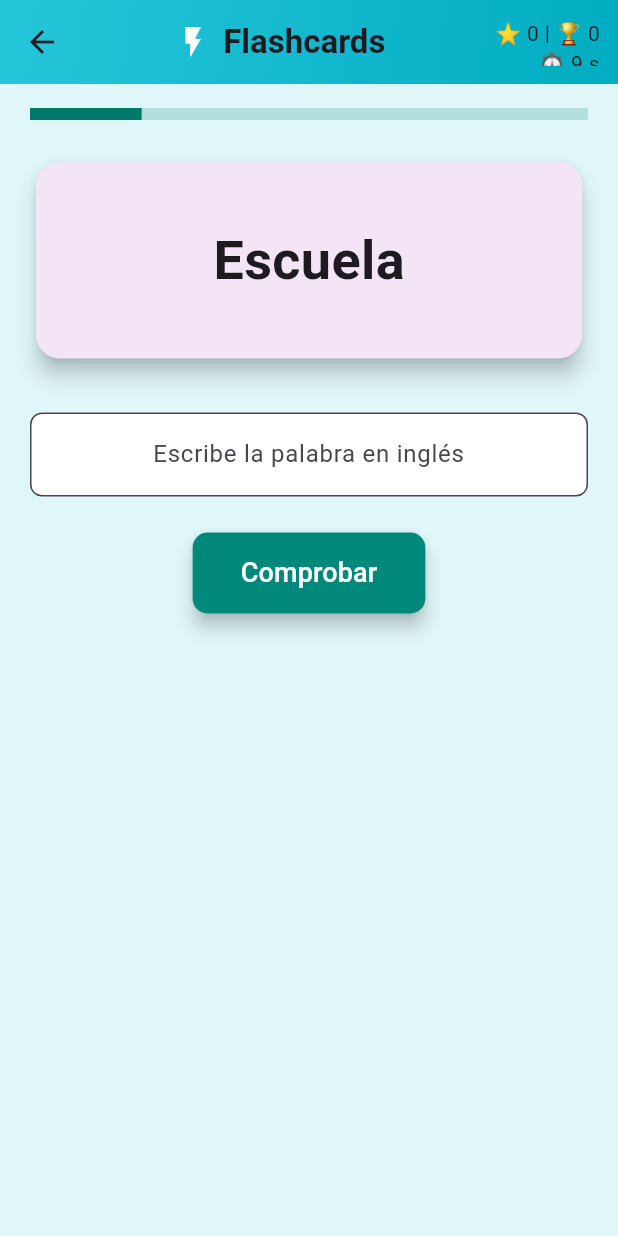
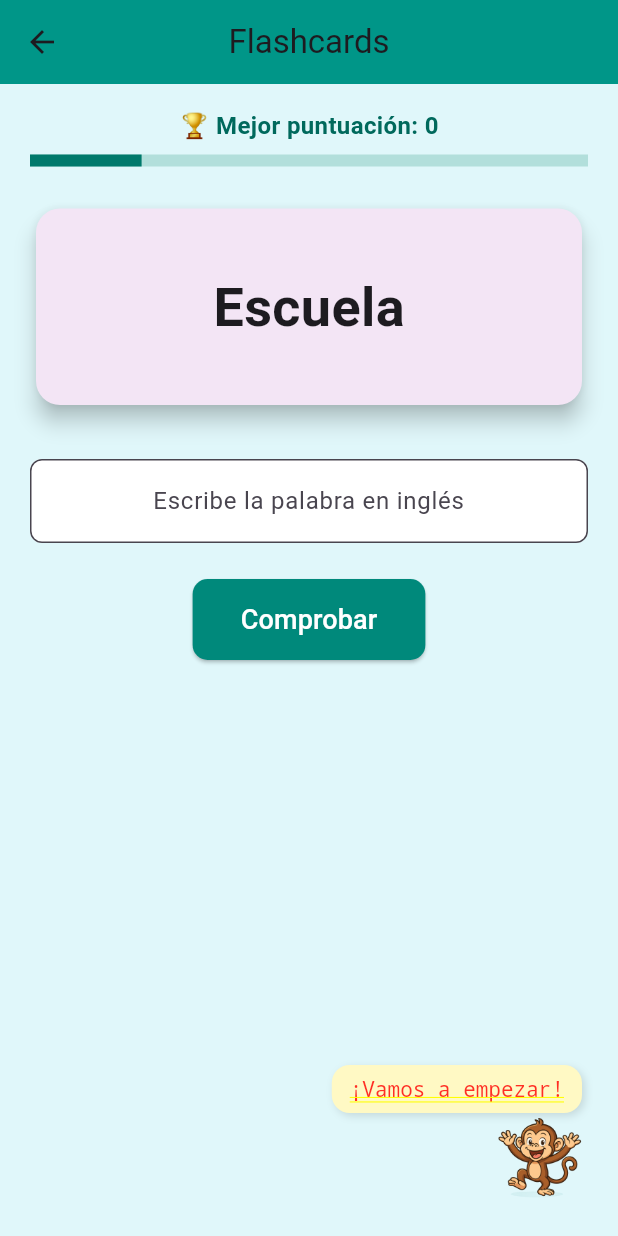
Before and after one commit to gemaGs-max/PalabraManiaFlutter, a Flutter app: the screen it shows once a user with an empty profile is signed in, after a tap on "Flashcards", on a phone screen of 412 x 824 dp. Run offline on Flutter 3.47's test engine with Material 3 defaults, Android fonts, the light colour scheme and no system bars; our stand-ins replace audioplayers, cloud_firestore, confetti, firebase_auth, firebase_core, share_plus and 1 more; missing offline and left inert: translator; accounts and stored records are empty.

Commit message:
🧠 Añadido minijuego Reto del Mono, mejoras visuales y personaje animado

```diff
--- a/lib/flashcards.dart
+++ b/lib/flashcards.dart
@@ -1,9 +1,11 @@
+// flashcards.dart (actualizado con el mono interactivo)
 import 'dart:async';
 import 'package:flutter/material.dart';
 import 'package:palabramania/services/firestore_service.dart';
 import 'package:confetti/confetti.dart';
 import 'package:firebase_auth/firebase_auth.dart';
 import 'package:audioplayers/audioplayers.dart';
+import 'widgets/personaje_habla.dart';
 
 class FlashcardsPage extends StatefulWidget {
   @override
@@ -27,6 +29,7 @@
   bool _mostrarFeedback = false;
   bool _bloquear = false;
   String _feedback = '';
+  String _mensajeMono = "\u00a1Vamos a empezar!";
   Timer? _timer;
   late ConfettiController _confettiController;
   final TextEditingController _respuestaController = TextEditingController();
@@ -61,6 +64,7 @@
     _puntos = 0;
     _mostrarFeedback = false;
     _bloquear = false;
+    _mensajeMono = "\u00a1Vamos a empezar!";
     _respuestaController.clear();
     _iniciarTemporizador();
   }
@@ -85,6 +89,7 @@
       _feedback = '⏰ Tiempo agotado. Era: $correcta';
       _mostrarFeedback = true;
       _bloquear = true;
+      _mensajeMono = "\u00a1Oh no! Se acab\u00f3 el tiempo.";
     });
     Future.delayed(Duration(seconds: 2), _pasarSiguiente);
   }
@@ -97,9 +102,11 @@
     setState(() {
       if (respuesta == correcta) {
         _puntos++;
-        _feedback = '🎉 ¡Correcto!';
+        _feedback = '🎉 \u00a1Correcto!';
+        _mensajeMono = "\u00a1Genial! \u00a1Sigue as\u00ed!";
       } else {
         _feedback = '❌ Era: ${_flashcards[_currentIndex]['back']}';
+        _mensajeMono = "\u00a1Ups! Intenta con la siguiente.";
       }
       _mostrarFeedback = true;
       _bloquear = true;
@@ -111,15 +118,7 @@
     if (_currentIndex + 1 >= _flashcards.length) {
       guardarPuntuacion('flashcards', _puntos);
       _confettiController.play();
-
-      if (_puntos == 3) {
-        _mostrarMensajeLogro('🥉 ¡Buen comienzo!');
-      } else if (_puntos == 5) {
-        _mostrarMensajeLogro('🥈 ¡Sigue así!');
-      } else if (_puntos == 10) {
-        _mostrarMensajeLogro('🥇 ¡Eres una máquina!');
-      }
-
+      _mensajeMono = "\u00a1Has terminado! \u00bfRepetimos?";
       _mostrarDialogoFinal();
       return;
     }
@@ -132,16 +131,6 @@
     _iniciarTemporizador();
   }
 
-  void _mostrarMensajeLogro(String texto) {
-    ScaffoldMessenger.of(context).showSnackBar(
-      SnackBar(
-        content: Text(texto),
-        backgroundColor: Colors.teal,
-        duration: Duration(seconds: 2),
-      ),
-    );
-  }
-
   void _mostrarDialogoFinal() {
     _timer?.cancel();
     showDialog(
@@ -149,20 +138,20 @@
       barrierDismissible: false,
       builder:
           (context) => AlertDialog(
-            title: Text('✅ Juego completado'),
+            title: const Text('✅ Juego completado'),
             content: Text(
-              'Has conseguido $_puntos puntos.\n¿Quieres reintentar?',
+              'Has conseguido $_puntos puntos.\nTu mejor puntuaci\u00f3n: $_mejorPuntuacion\n\u00bfQuieres reintentar?',
             ),
             actions: [
               TextButton(
-                child: Text('Salir'),
+                child: const Text('Salir'),
                 onPressed:
                     () => Navigator.of(
                       context,
                     ).popUntil((route) => route.isFirst),
               ),
               ElevatedButton(
-                child: Text('Reintentar'),
+                child: const Text('Reintentar'),
                 onPressed: () {
                   Navigator.of(context).pop();
                   setState(() {
@@ -190,51 +179,25 @@
     return Stack(
       children: [
         Scaffold(
-          backgroundColor: Color(0xFFE0F7FA),
-          appBar: PreferredSize(
-            preferredSize: Size.fromHeight(kToolbarHeight),
-            child: Container(
-              decoration: const BoxDecoration(
-                gradient: LinearGradient(
-                  colors: [Color(0xFF26C6DA), Color(0xFF00ACC1)],
-                  begin: Alignment.topLeft,
-                  end: Alignment.bottomRight,
-                ),
-              ),
-              child: AppBar(
-                title: Row(
-                  mainAxisAlignment: MainAxisAlignment.center,
-                  children: [
-                    Icon(Icons.flash_on, color: Colors.white),
-                    SizedBox(width: 8),
-                    Text(
-                      'Flashcards',
-                      style: TextStyle(fontWeight: FontWeight.bold),
-                    ),
-                  ],
-                ),
-                backgroundColor: Colors.transparent,
-                elevation: 0,
-                centerTitle: true,
-                actions: [
-                  Padding(
-                    padding: const EdgeInsets.all(12.0),
-                    child: Center(
-                      child: Text(
-                        '⭐ $_puntos | 🏆 $_mejorPuntuacion\n⏱️ $_tiempoRestante s',
-                        style: TextStyle(fontSize: 14),
-                        textAlign: TextAlign.right,
-                      ),
-                    ),
-                  ),
-                ],
-              ),
-            ),
+          backgroundColor: const Color(0xFFE0F7FA),
+          appBar: AppBar(
+            backgroundColor: Colors.teal,
+            title: const Text('Flashcards'),
+            centerTitle: true,
           ),
           body: Padding(
             padding: const EdgeInsets.symmetric(horizontal: 20, vertical: 16),
             child: Column(
               children: [
+                Text(
+                  '🏆 Mejor puntuaci\u00f3n: $_mejorPuntuacion',
+                  style: TextStyle(
+                    fontSize: 16,
+                    fontWeight: FontWeight.w600,
+                    color: Colors.teal.shade800,
+                  ),
+                ),
+                const SizedBox(height: 8),
                 LinearProgressIndicator(
                   value: (_currentIndex + 1) / _flashcards.length,
                   backgroundColor: Colors.teal.shade100,
@@ -269,7 +232,7 @@
                   controller: _respuestaController,
                   enabled: !_bloquear,
                   decoration: InputDecoration(
-                    hintText: 'Escribe la palabra en inglés',
+                    hintText: 'Escribe la palabra en ingl\u00e9s',
                     filled: true,
                     fillColor: Colors.white,
                     border: OutlineInputBorder(
@@ -291,7 +254,6 @@
                     shape: RoundedRectangleBorder(
                       borderRadius: BorderRadius.circular(10),
                     ),
-                    elevation: 5,
                   ),
                   child: const Text(
                     'Comprobar',
@@ -332,6 +294,11 @@
             shouldLoop: false,
           ),
         ),
+        Positioned(
+          bottom: 12,
+          right: 12,
+          child: PersonajeHabla(mensaje: _mensajeMono),
+        ),
       ],
     );
   }
--- a/lib/pantalla_juegos.dart
+++ b/lib/pantalla_juegos.dart
@@ -15,7 +15,8 @@
 import 'ordena_frase_page.dart';
 import 'tienda_page.dart';
 import 'palabra_dia_page.dart';
-import 'pantalla_sugerencias.dart'; // 👈 NUEVO
+import 'pantalla_sugerencias.dart';
+import 'reto_del_mono_page.dart'; // 👈 NUEVO JUEGO
 
 class PantallaJuegos extends StatefulWidget {
   @override
@@ -61,7 +62,7 @@
     return Scaffold(
       backgroundColor: const Color.fromARGB(255, 232, 162, 57),
       appBar: AppBar(
-        backgroundColor: const Color.fromARGB(255, 209, 26, 197),
+        backgroundColor: const Color.fromARGB(255, 219, 67, 209),
         elevation: 0,
         title: Text('¡Hola, $nombreUsuario!'),
         centerTitle: true,
@@ -98,7 +99,7 @@
       body: Column(
         children: [
           Container(
-            color: const Color.fromARGB(255, 50, 152, 189),
+            color: const Color.fromARGB(255, 71, 157, 188),
             padding: const EdgeInsets.symmetric(vertical: 12),
             child: Column(
               children: [
@@ -113,7 +114,7 @@
                   ),
                   child: LinearProgressIndicator(
                     value: progresoNivel(),
-                    backgroundColor: const Color(0xFFB9F6CA),
+                    backgroundColor: const Color.fromARGB(255, 196, 236, 243),
                     valueColor: const AlwaysStoppedAnimation<Color>(
                       Colors.white,
                     ),
@@ -150,10 +151,11 @@
                 _gameCard('📖', 'Palabra del día', const PalabraDelDiaPage()),
                 _gameCard('🛒', 'Tienda', const TiendaPage()),
                 _gameCard(
-                  '💌',
-                  'Sugerencias',
-                  const PantallaSugerencias(),
-                ), // ✅ NUEVO
+                  '🐒',
+                  'Reto del Mono',
+                  RetoDelMonoPage(),
+                ), // NUEVO JUEGO
+                _gameCard('💌', 'Sugerencias', const PantallaSugerencias()),
                 _gameCard('🏆', 'Ranking', PantallaRanking()),
                 if (esAdmin) _gameCard('🔧', 'Admin', PantallaAdmin()),
               ],
@@ -173,7 +175,7 @@
       hoverColor: const Color(0xFFE1F5FE),
       child: Container(
         decoration: BoxDecoration(
-          color: const Color.fromARGB(255, 247, 208, 208),
+          color: const Color.fromARGB(255, 71, 224, 148),
           borderRadius: BorderRadius.circular(14),
           border: Border.all(color: const Color(0xFFDDDDDD)),
           boxShadow: const [
--- /dev/null
+++ b/lib/widgets/personaje_habla.dart
@@ -0,0 +1,45 @@
+import 'package:flutter/material.dart';
+
+class PersonajeHabla extends StatelessWidget {
+  final String mensaje;
+
+  const PersonajeHabla({super.key, required this.mensaje});
+
+  @override
+  Widget build(BuildContext context) {
+    return Stack(
+      alignment: Alignment.bottomRight,
+      children: [
+        Padding(
+          padding: const EdgeInsets.only(bottom: 70, right: 12),
+          child: Container(
+            padding: const EdgeInsets.symmetric(horizontal: 12, vertical: 8),
+            decoration: BoxDecoration(
+              color: Colors.yellow.shade100,
+              borderRadius: BorderRadius.circular(12),
+              boxShadow: [
+                BoxShadow(
+                  color: Colors.black12,
+                  blurRadius: 4,
+                  offset: Offset(2, 2),
+                ),
+              ],
+            ),
+            child: Text(
+              mensaje,
+              style: const TextStyle(fontSize: 14, fontWeight: FontWeight.w500),
+            ),
+          ),
+        ),
+        Padding(
+          padding: const EdgeInsets.only(right: 10, bottom: 10),
+          child: Image.asset(
+            'assets/images/mono.png',
+            height: 60,
+            fit: BoxFit.contain,
+          ),
+        ),
+      ],
+    );
+  }
+}
--- a/pubspec.yaml
+++ b/pubspec.yaml
@@ -32,7 +32,6 @@
   assets:
     - assets/logo.png
     - assets/audios/
-    - assets/audios/correcto.mp3
-    - assets/audios/error.mp3
     - assets/ahorcado/
     - assets/avatars/
+    - assets/images/mono.png
```
Also changed, not shown: lib/reto_del_mono_page.dart (added, +170 -0 lines), assets/images/mono.png (added), 52 other files.
